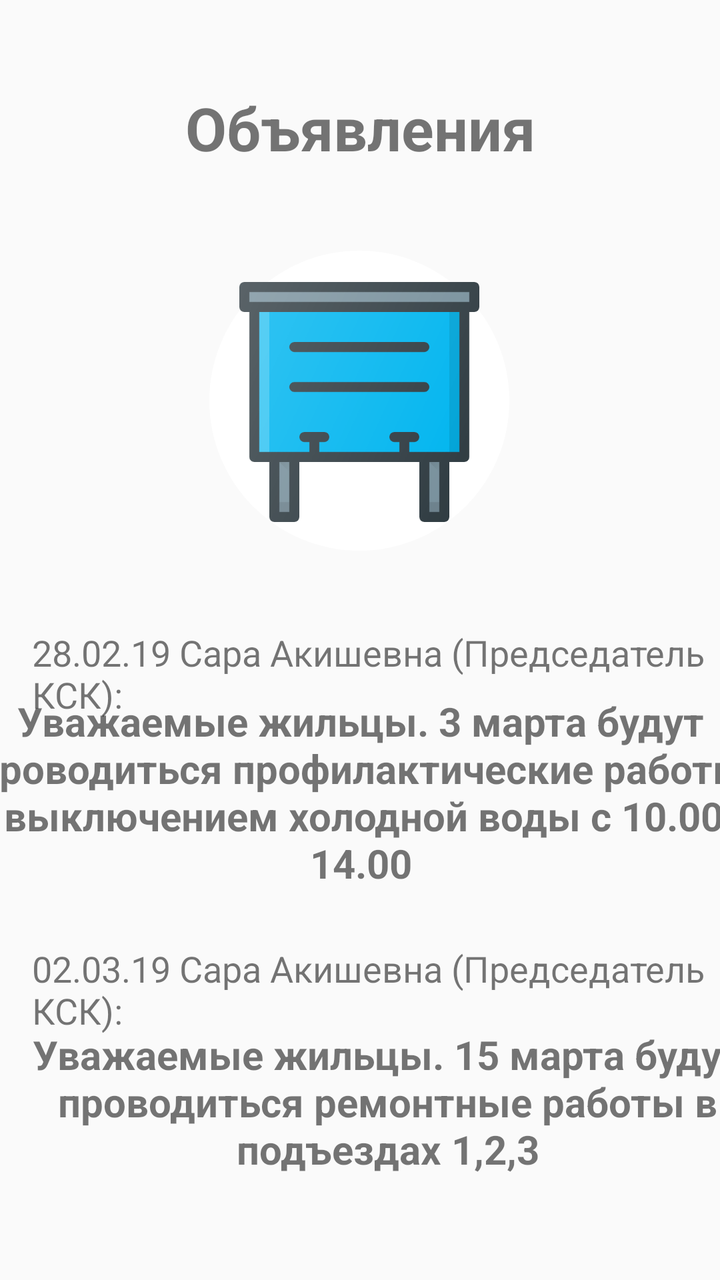
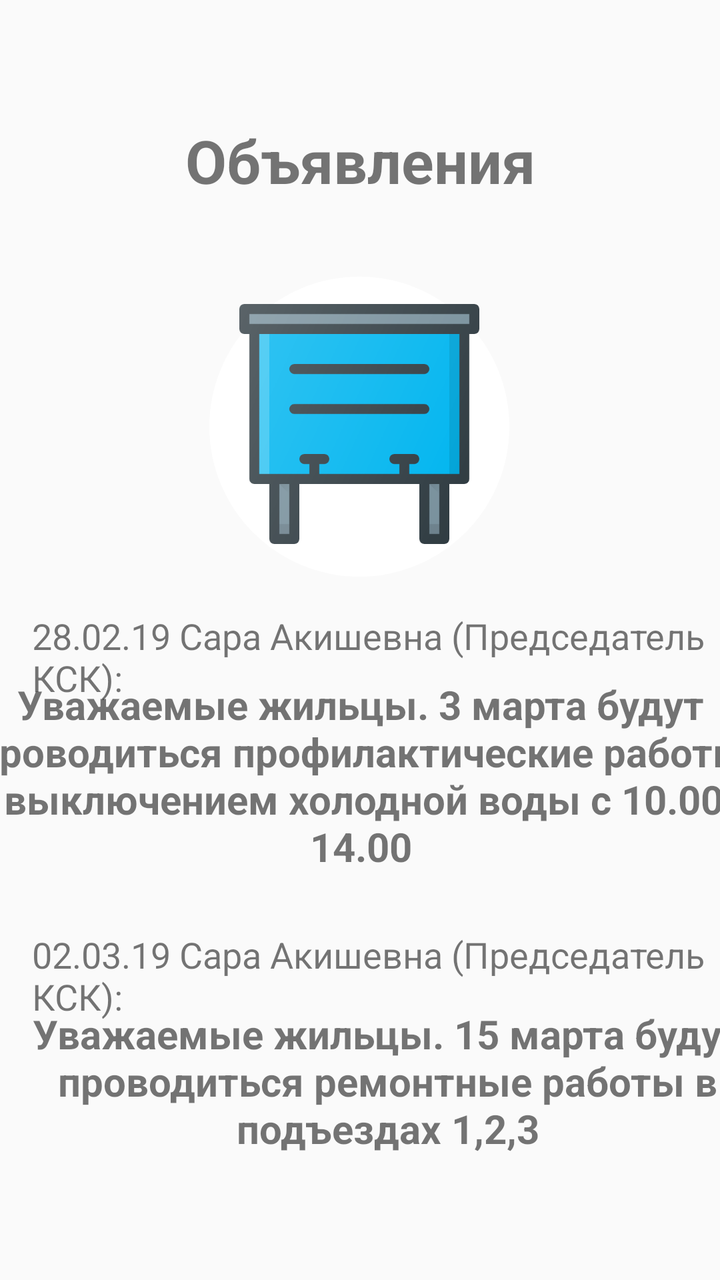

An Android layout rendered at two revisions. The XML below is the earlier revision; the diff shows what the commit changed to produce the second picture.
<!-- AndroidManifest.xml: application theme AppTheme -->
<!-- res/layout/fragment_adboard.xml -->
<?xml version="1.0" encoding="utf-8"?>
<android.support.constraint.ConstraintLayout xmlns:android="http://schemas.android.com/apk/res/android"
    xmlns:app="http://schemas.android.com/apk/res-auto"
    android:id="@+id/relativeLayout4"
    android:layout_width="match_parent"
    android:layout_height="match_parent">

    <TextView
        android:id="@+id/circle2"
        android:layout_width="150sp"
        android:layout_height="150sp"
        android:background="@drawable/circle"
        app:layout_constraintBottom_toBottomOf="parent"
        app:layout_constraintEnd_toEndOf="parent"
        app:layout_constraintHorizontal_bias="0.498"
        app:layout_constraintStart_toStartOf="parent"
        app:layout_constraintTop_toTopOf="parent"
        app:layout_constraintVertical_bias="0.256" />

    <ImageView
        android:id="@+id/imageView10"
        android:layout_width="120sp"
        android:layout_height="120sp"
        app:layout_constraintBottom_toBottomOf="parent"
        app:layout_constraintEnd_toEndOf="parent"
        app:layout_constraintHorizontal_bias="0.498"
        app:layout_constraintStart_toStartOf="parent"
        app:layout_constraintTop_toTopOf="parent"
        app:layout_constraintVertical_bias="0.271"
        app:srcCompat="@drawable/ic_color_adboard" />

    <TextView
        android:id="@+id/textView21"
        android:layout_width="wrap_content"
        android:layout_height="wrap_content"
        android:text="Объявления"
        android:textSize="30sp"
        android:textStyle="bold"
        app:layout_constraintBottom_toBottomOf="parent"
        app:layout_constraintEnd_toEndOf="parent"
        app:layout_constraintStart_toStartOf="parent"
        app:layout_constraintTop_toTopOf="parent"
        app:layout_constraintVertical_bias="0.073" />

    <TextView
        android:id="@+id/textView35"
        android:layout_width="wrap_content"
        android:layout_height="wrap_content"
        android:layout_marginStart="16dp"
        android:text="28.02.19 Сара Акишевна (Председатель КСК):"
        android:textSize="18sp"
        app:layout_constraintBottom_toBottomOf="parent"
        app:layout_constraintEnd_toEndOf="parent"
        app:layout_constraintHorizontal_bias="0.0"
        app:layout_constraintStart_toStartOf="parent"
        app:layout_constraintTop_toTopOf="parent"
        app:layout_constraintVertical_bias="0.528" />

    <TextView
        android:id="@+id/textView39"
        android:layout_width="wrap_content"
        android:layout_height="wrap_content"
        android:layout_marginStart="16dp"
        android:text="02.03.19 Сара Акишевна (Председатель КСК):"
        android:textSize="18sp"
        app:layout_constraintBottom_toBottomOf="parent"
        app:layout_constraintEnd_toEndOf="parent"
        app:layout_constraintHorizontal_bias="0.0"
        app:layout_constraintStart_toStartOf="parent"
        app:layout_constraintTop_toTopOf="parent"
        app:layout_constraintVertical_bias="0.794" />

    <TextView
        android:id="@+id/textView36"
        android:layout_width="407dp"
        android:layout_height="111dp"
        android:text="Уважаемые жильцы. 3 марта будут проводиться профилактические работы с выключением холодной воды с 10.00 - 14.00"
        android:textAlignment="center"
        android:textSize="20sp"
        android:textStyle="bold"
        app:layout_constraintBottom_toBottomOf="parent"
        app:layout_constraintEnd_toEndOf="parent"
        app:layout_constraintStart_toStartOf="parent"
        app:layout_constraintTop_toTopOf="parent"
        app:layout_constraintVertical_bias="0.656" />

    <TextView
        android:id="@+id/textView40"
        android:layout_width="398dp"
        android:layout_height="84dp"
        android:text="Уважаемые жильцы. 15 марта будут проводиться ремонтные работы в подъездах 1,2,3"
        android:textAlignment="center"
        android:textSize="20sp"
        android:textStyle="bold"
        app:layout_constraintBottom_toBottomOf="parent"
        app:layout_constraintEnd_toEndOf="parent"
        app:layout_constraintHorizontal_bias="0.153"
        app:layout_constraintStart_toStartOf="parent"
        app:layout_constraintTop_toTopOf="parent"
        app:layout_constraintVertical_bias="0.924" />

</android.support.constraint.ConstraintLayout>
<!-- resources referenced by this layout -->
<resources>
  <!-- drawable circle (drawable) -->
  <?xml version="1.0" encoding="utf-8"?>
  <shape xmlns:android="http://schemas.android.com/apk/res/android"
      android:shape="oval">
  
      <solid android:color="#FFF" />
  
      <size
          android:width="300dp"
          android:height="300dp" />
  </shape>
  <!-- drawable ic_color_adboard: png bitmap (drawable, 19034 bytes) -->
  <style name="AppTheme" parent="Theme.AppCompat.Light.DarkActionBar">
          
          <item name="colorPrimary">@color/colorPrimary</item>
          <item name="colorPrimaryDark">@color/colorPrimaryDark</item>
          <item name="colorAccent">@color/colorAccent</item>
      </style>
  <color name="colorPrimary">#4169E1</color>
  <color name="colorPrimaryDark">#000</color>
  <color name="colorAccent">#4169E1</color>
</resources>

<!-- the commit's change to res/layout/fragment_adboard.xml (unified diff, before → after) -->
@@ -15,7 +15,7 @@
         app:layout_constraintHorizontal_bias="0.498"
         app:layout_constraintStart_toStartOf="parent"
         app:layout_constraintTop_toTopOf="parent"
-        app:layout_constraintVertical_bias="0.256" />
+        app:layout_constraintVertical_bias="0.282" />
 
     <ImageView
         android:id="@+id/imageView10"
@@ -26,7 +26,7 @@
         app:layout_constraintHorizontal_bias="0.498"
         app:layout_constraintStart_toStartOf="parent"
         app:layout_constraintTop_toTopOf="parent"
-        app:layout_constraintVertical_bias="0.271"
+        app:layout_constraintVertical_bias="0.292"
         app:srcCompat="@drawable/ic_color_adboard" />
 
     <TextView
@@ -40,7 +40,7 @@
         app:layout_constraintEnd_toEndOf="parent"
         app:layout_constraintStart_toStartOf="parent"
         app:layout_constraintTop_toTopOf="parent"
-        app:layout_constraintVertical_bias="0.073" />
+        app:layout_constraintVertical_bias="0.1" />
 
     <TextView
         android:id="@+id/textView35"
@@ -54,7 +54,7 @@
         app:layout_constraintHorizontal_bias="0.0"
         app:layout_constraintStart_toStartOf="parent"
         app:layout_constraintTop_toTopOf="parent"
-        app:layout_constraintVertical_bias="0.528" />
+        app:layout_constraintVertical_bias="0.514" />
 
     <TextView
         android:id="@+id/textView39"
@@ -68,7 +68,7 @@
         app:layout_constraintHorizontal_bias="0.0"
         app:layout_constraintStart_toStartOf="parent"
         app:layout_constraintTop_toTopOf="parent"
-        app:layout_constraintVertical_bias="0.794" />
+        app:layout_constraintVertical_bias="0.782" />
 
     <TextView
         android:id="@+id/textView36"
@@ -82,7 +82,7 @@
         app:layout_constraintEnd_toEndOf="parent"
         app:layout_constraintStart_toStartOf="parent"
         app:layout_constraintTop_toTopOf="parent"
-        app:layout_constraintVertical_bias="0.656" />
+        app:layout_constraintVertical_bias="0.64" />
 
     <TextView
         android:id="@+id/textView40"
@@ -97,6 +97,6 @@
         app:layout_constraintHorizontal_bias="0.153"
         app:layout_constraintStart_toStartOf="parent"
         app:layout_constraintTop_toTopOf="parent"
-        app:layout_constraintVertical_bias="0.924" />
+        app:layout_constraintVertical_bias="0.905" />
 
 </android.support.constraint.ConstraintLayout>
